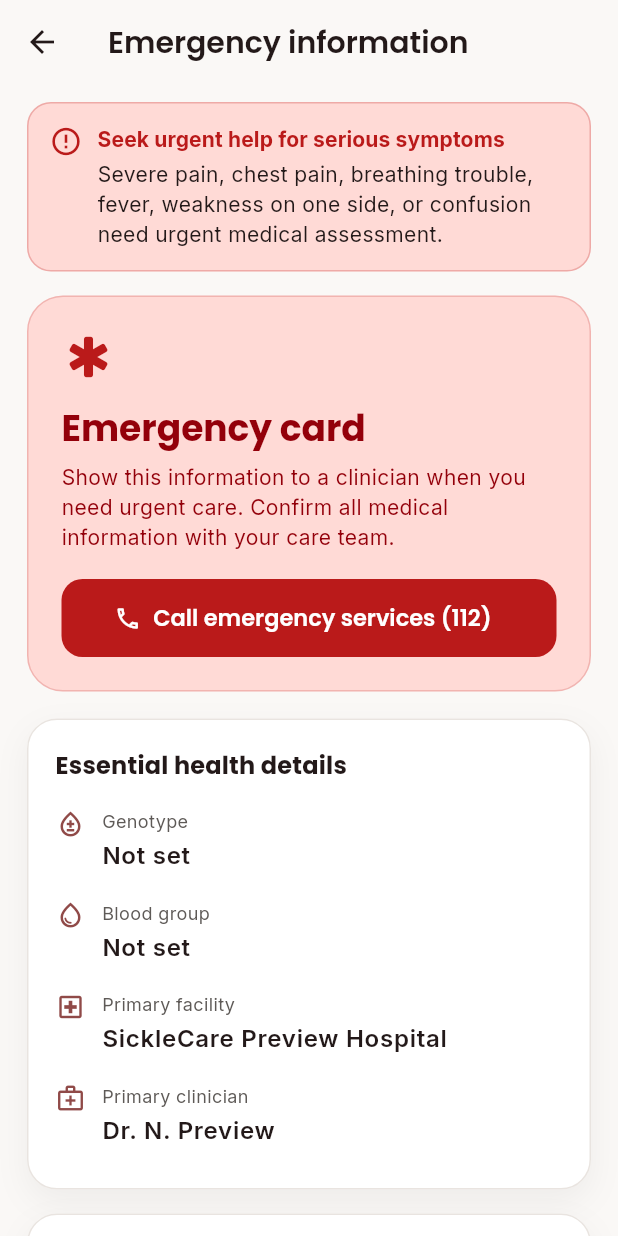
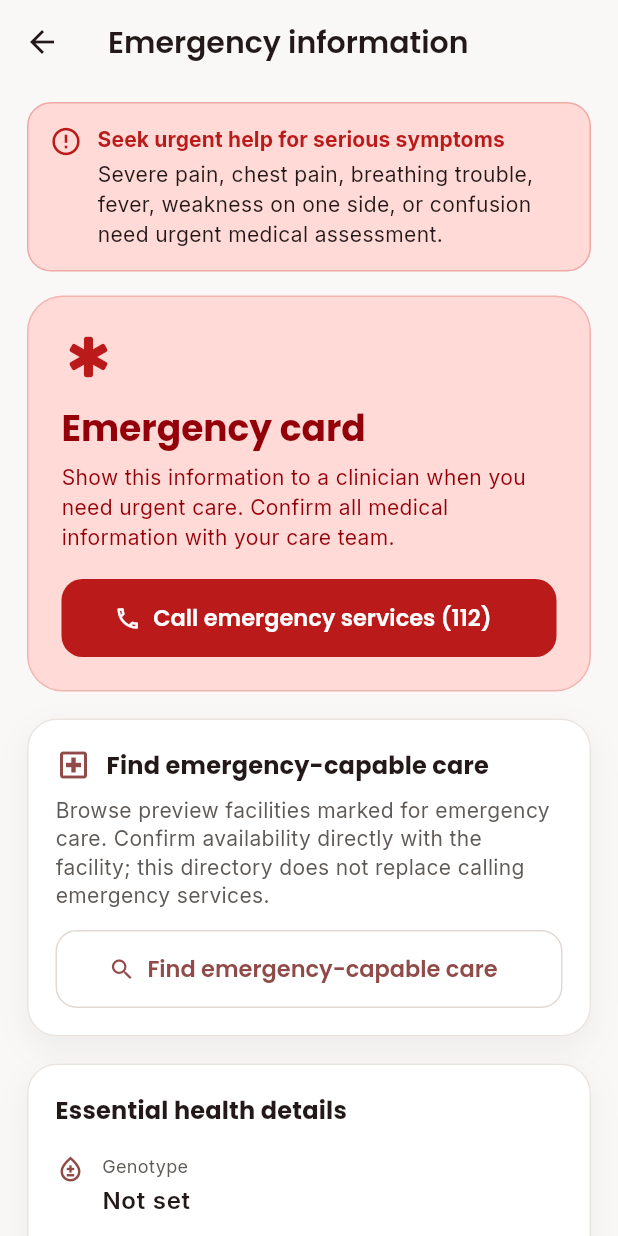
Before and after one commit to NgwinaQuinstarics/sicklecare-mobile, a Flutter app: the EmergencyInformationScreen screen opened directly, on a phone screen of 412 x 824 dp. Run offline on Flutter 3.47's test engine with Material 3 defaults, Android fonts, the phone set to English and light mode, and no system bars; our stand-ins replace animate_do, awesome_notifications, cloud_firestore, cloud_functions, firebase_auth, firebase_core and 12 more; missing offline and left inert: firebase_app_check; accounts and stored records are empty.

Commit message:
feat: link emergency information to care directory

```diff
--- a/sicklecare_app/lib/screens/care/emergency_information_screen.dart
+++ b/sicklecare_app/lib/screens/care/emergency_information_screen.dart
@@ -7,6 +7,7 @@ import '../../models/warrior_health_profile.dart';
 import '../../providers/care_ui_provider.dart';
 import '../../widgets/section_card.dart';
 import '../../widgets/status_banner.dart';
+import '../facilities/facilities_screen.dart';
 
 /// A concise emergency information card. The medical values shown are mock
 /// data and it deliberately routes urgent needs to local emergency services.
@@ -33,6 +34,32 @@ class _EmergencyInformationScreenState
   void _showUnavailable(String message) {
     ScaffoldMessenger.of(context)
         .showSnackBar(SnackBar(content: Text(message)));
+  }
+
+  void _openEmergencyFacilities() {
+    Navigator.of(context).push(
+      MaterialPageRoute<void>(
+        builder: (_) => Consumer<CareUiProvider>(
+          builder: (context, care, _) {
+            final viewState = care.isLoading && !care.hasLoaded
+                ? FacilitiesViewState.loading
+                : !care.hasLoaded && care.errorMessage != null
+                    ? FacilitiesViewState.error
+                    : FacilitiesViewState.content;
+            return FacilitiesScreen(
+              facilities: care.facilities,
+              viewState: viewState,
+              errorMessage: care.errorMessage,
+              initialEmergencyOnly: true,
+              locationLabel: 'Emergency care · preview area',
+              onRetry: care.retry,
+              onRefresh: () => care.load(force: true),
+              onFacilitySelected: care.selectFacility,
+            );
+          },
+        ),
+      ),
+    );
   }
 
   Future<void> _editContact(EmergencyContact contact) async {
@@ -102,7 +129,8 @@ class _EmergencyInformationScreenState
                   controller: alternate,
                   keyboardType: TextInputType.phone,
                   decoration: const InputDecoration(
-                      labelText: 'Alternative phone (optional)'),
+                    labelText: 'Alternative phone (optional)',
+                  ),
                 ),
                 const SizedBox(height: 18),
                 FilledButton(
@@ -138,14 +166,57 @@ class _EmergencyInformationScreenState
       context.read<CareUiProvider>().updateEmergencyContact(updated);
       ScaffoldMessenger.of(context).showSnackBar(
         const SnackBar(
-            content: Text('Emergency contact updated in this preview.')),
+          content: Text('Emergency contact updated in this preview.'),
+        ),
       );
     }
   }
 
   @override
   Widget build(BuildContext context) {
-    final profile = context.watch<CareUiProvider>().warriorProfile;
+    final care = context.watch<CareUiProvider>();
+    if (!care.hasLoaded && care.errorMessage != null) {
+      final cs = Theme.of(context).colorScheme;
+      return Scaffold(
+        appBar: AppBar(title: const Text('Emergency information')),
+        body: Center(
+          child: Padding(
+            padding: const EdgeInsets.all(24),
+            child: Column(
+              mainAxisSize: MainAxisSize.min,
+              crossAxisAlignment: CrossAxisAlignment.stretch,
+              children: [
+                StatusBanner(
+                  tone: StatusBannerTone.error,
+                  title: 'Emergency preview unavailable',
+                  message: care.errorMessage!,
+                  action: TextButton.icon(
+                    onPressed: care.retry,
+                    icon: const Icon(Icons.refresh),
+                    label: const Text('Try again'),
+                  ),
+                ),
+                const SizedBox(height: 16),
+                FilledButton.icon(
+                  style: FilledButton.styleFrom(
+                    backgroundColor: cs.error,
+                    foregroundColor: cs.onError,
+                  ),
+                  onPressed: () => _call(
+                    AppStrings.emergencyHotline,
+                    'Emergency calling is unavailable on this device.',
+                  ),
+                  icon: const Icon(Icons.call_outlined),
+                  label: const Text('Call emergency services (112)'),
+                ),
+              ],
+            ),
+          ),
+        ),
+      );
+    }
+
+    final profile = care.warriorProfile;
     if (profile == null) {
       return const Scaffold(body: Center(child: CircularProgressIndicator()));
     }
@@ -159,6 +230,7 @@ class _EmergencyInformationScreenState
           child: ConstrainedBox(
             constraints: const BoxConstraints(maxWidth: 700),
             child: ListView(
+              key: const Key('emergency-information-list'),
               padding: const EdgeInsets.fromLTRB(18, 12, 18, 30),
               children: [
                 StatusBanner(
@@ -206,6 +278,46 @@ class _EmergencyInformationScreenState
                         ),
                         icon: const Icon(Icons.call_outlined),
                         label: const Text('Call emergency services (112)'),
+                      ),
+                    ],
+                  ),
+                ),
+                const SizedBox(height: 18),
+                SectionCard(
+                  child: Column(
+                    crossAxisAlignment: CrossAxisAlignment.start,
+                    children: [
+                      Row(
+                        children: [
+                          Icon(
+                            Icons.local_hospital_outlined,
+                            color: cs.primary,
+                          ),
+                          const SizedBox(width: 10),
+                          Expanded(
+                            child: Text(
+                              'Find emergency-capable care',
+                              style: Theme.of(context)
+                                  .textTheme
+                                  .titleMedium
+                                  ?.copyWith(fontWeight: FontWeight.w700),
+                            ),
+                          ),
+                        ],
+                      ),
+                      const SizedBox(height: 8),
+                      Text(
+                        'Browse preview facilities marked for emergency care. Confirm availability directly with the facility; this directory does not replace calling emergency services.',
+                        style: TextStyle(
+                          color: cs.onSurfaceVariant,
+                          height: 1.35,
+                        ),
+                      ),
+                      const SizedBox(height: 14),
+                      OutlinedButton.icon(
+                        onPressed: _openEmergencyFacilities,
+                        icon: const Icon(Icons.search_outlined),
+                        label: const Text('Find emergency-capable care'),
                       ),
                     ],
                   ),
```
Also changed, not shown: sicklecare_app/lib/screens/facilities/facilities_screen.dart (+57 -22 lines), 1 other file.
